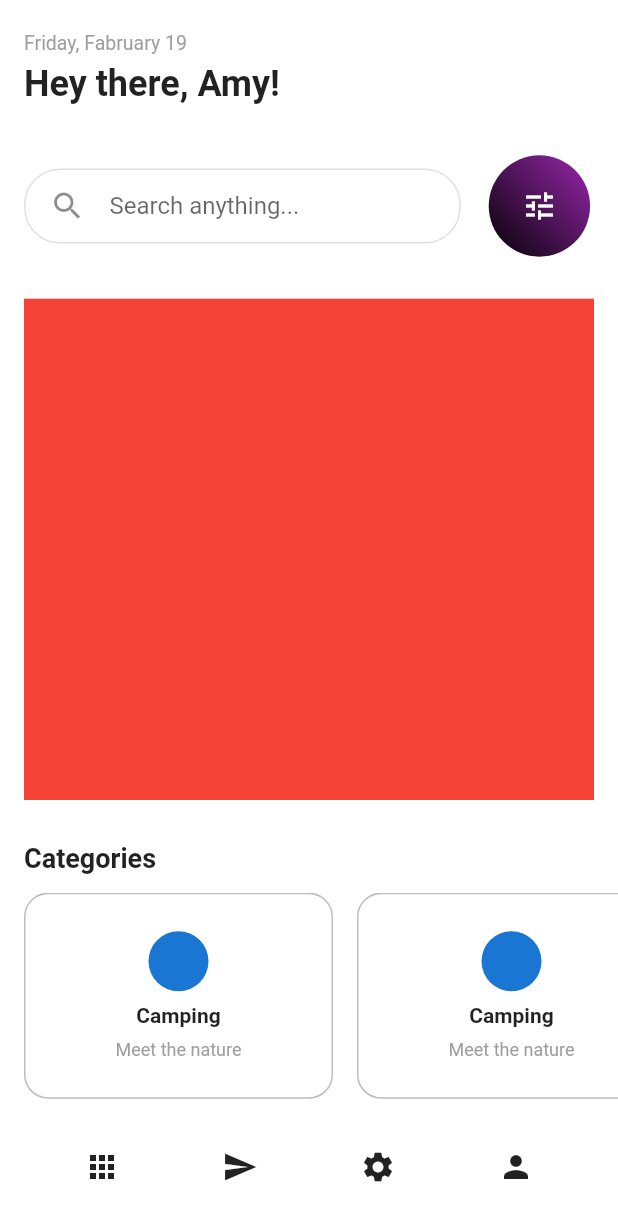
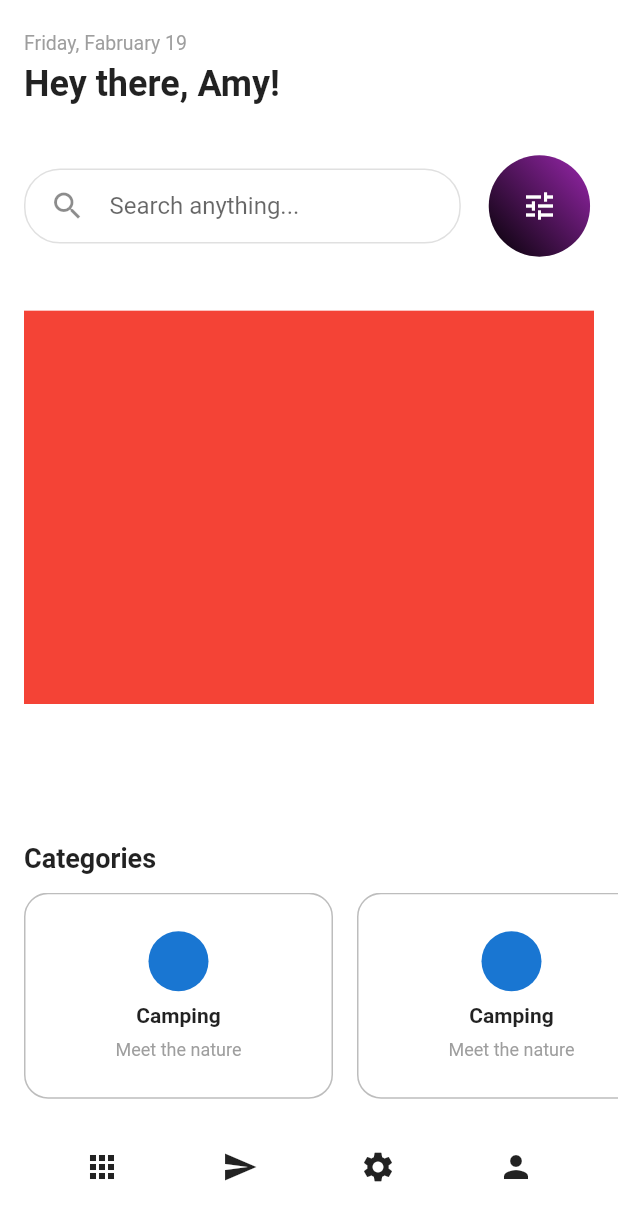
Before and after one commit to JAICHANGPARK/flutter_notebook_11th_story, a Flutter app: the screen it shows after launch, on a phone screen of 412 x 824 dp. Shown: the top 1221 px of the screen. Run offline on Flutter 3.47's test engine with Material 2 defaults, Android fonts, the phone set to English and light mode, and no system bars; our stand-ins replace backdrop, badges, flutter_inner_drawer, flutter_slidable, flutter_swiper, google_fonts.

Commit message:
Update experience_home_page.dart

```diff
--- a/lib/ep718_experience_app/experience_home_page.dart
+++ b/lib/ep718_experience_app/experience_home_page.dart
@@ -80,7 +80,12 @@ class _ExperienceHomePageState extends State<ExperienceHomePage> {
                   padding: const EdgeInsets.all(16.0),
                   child: Stack(
                     children: [
-                      Positioned(child: Container(
+                      Positioned(
+                          left: 0,
+                          right: 0,
+                          top: 8,
+                          bottom: 64,
+                          child: Container(
                         decoration: BoxDecoration(
                           color: Colors.red,
                         ),
```
